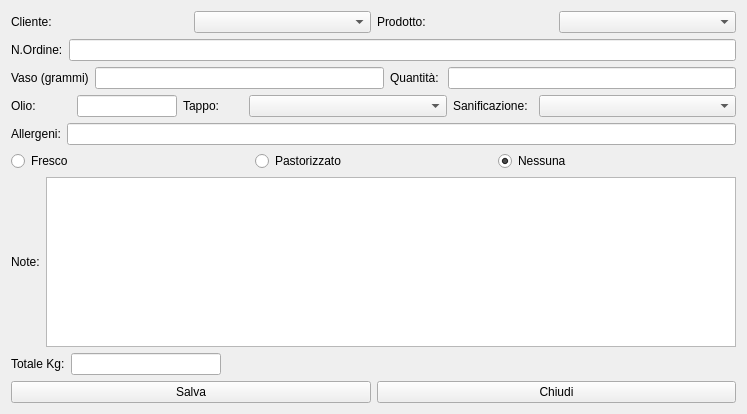
First picture: the form in hmodifyrow.ui, repository fblabs/hamlet-mod-sancon, before the edit.
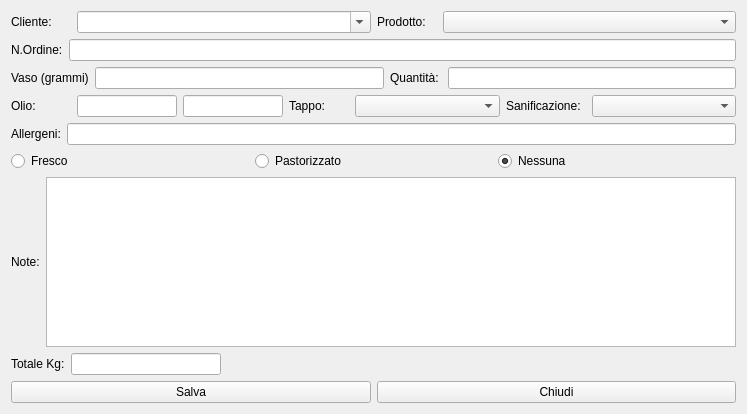
Second picture: the form after the edit. Icons and pictures are not drawn.

```diff
--- a/hmodifyrow.ui
+++ b/hmodifyrow.ui
@@ -25,16 +25,35 @@
     <layout class="QHBoxLayout" name="horizontalLayout_4">
      <item>
       <widget class="QLabel" name="label_2">
+       <property name="maximumSize">
+        <size>
+         <width>60</width>
+         <height>16777215</height>
+        </size>
+       </property>
        <property name="text">
         <string>Cliente:</string>
        </property>
       </widget>
      </item>
      <item>
-      <widget class="QComboBox" name="cbCliente"/>
+      <widget class="QComboBox" name="cbCliente">
+       <property name="editable">
+        <bool>true</bool>
+       </property>
+       <property name="insertPolicy">
+        <enum>QComboBox::NoInsert</enum>
+       </property>
+      </widget>
      </item>
      <item>
       <widget class="QLabel" name="label_3">
+       <property name="maximumSize">
+        <size>
+         <width>60</width>
+         <height>16777215</height>
+        </size>
+       </property>
        <property name="text">
         <string>Prodotto:</string>
        </property>
@@ -85,33 +104,20 @@
    </item>
    <item>
     <layout class="QGridLayout" name="gridLayout_3">
-     <item row="0" column="2">
-      <widget class="QLabel" name="label_5">
+     <item row="0" column="1">
+      <widget class="QLineEdit" name="leOlio">
        <property name="maximumSize">
         <size>
-         <width>60</width>
+         <width>100</width>
          <height>16777215</height>
         </size>
        </property>
-       <property name="text">
-        <string>Tappo:</string>
-       </property>
       </widget>
      </item>
-     <item row="0" column="0">
-      <widget class="QLabel" name="label_6">
-       <property name="maximumSize">
-        <size>
-         <width>60</width>
-         <height>16777215</height>
-        </size>
-       </property>
-       <property name="text">
-        <string>Olio:</string>
-       </property>
-      </widget>
+     <item row="0" column="6">
+      <widget class="QComboBox" name="cbSanty"/>
      </item>
-     <item row="0" column="4">
+     <item row="0" column="5">
       <widget class="QLabel" name="label_8">
        <property name="maximumSize">
         <size>
@@ -124,11 +130,37 @@
        </property>
       </widget>
      </item>
-     <item row="0" column="3">
+     <item row="0" column="4">
       <widget class="QComboBox" name="cbTappo"/>
      </item>
-     <item row="0" column="1">
-      <widget class="QLineEdit" name="leOlio">
+     <item row="0" column="3">
+      <widget class="QLabel" name="label_5">
+       <property name="maximumSize">
+        <size>
+         <width>60</width>
+         <height>16777215</height>
+        </size>
+       </property>
+       <property name="text">
+        <string>Tappo:</string>
+       </property>
+      </widget>
+     </item>
+     <item row="0" column="0">
+      <widget class="QLabel" name="label_6">
+       <property name="maximumSize">
+        <size>
+         <width>60</width>
+         <height>16777215</height>
+        </size>
+       </property>
+       <property name="text">
+        <string>Olio:</string>
+       </property>
+      </widget>
+     </item>
+     <item row="0" column="2">
+      <widget class="QLineEdit" name="leSpecificaOlio">
        <property name="maximumSize">
         <size>
          <width>100</width>
@@ -137,9 +169,6 @@
        </property>
       </widget>
      </item>
-     <item row="0" column="5">
-      <widget class="QComboBox" name="cbSanty"/>
-     </item>
     </layout>
    </item>
    <item>
```
Left out of the diff: 2 changed lines with no effect on the pictures.
